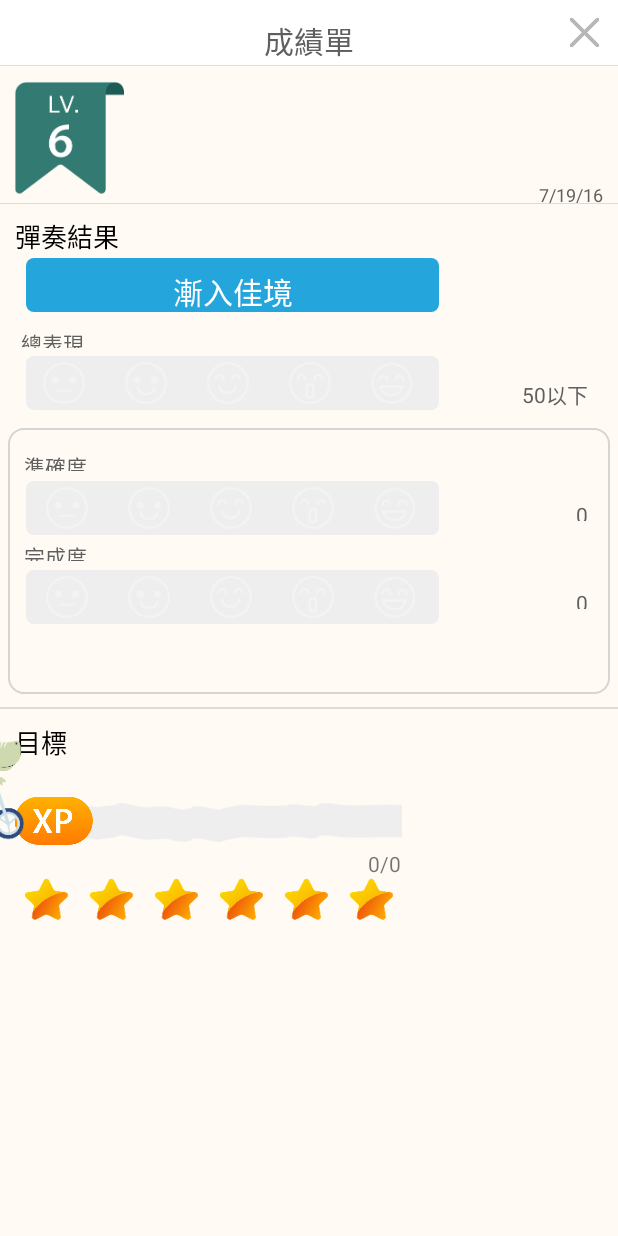
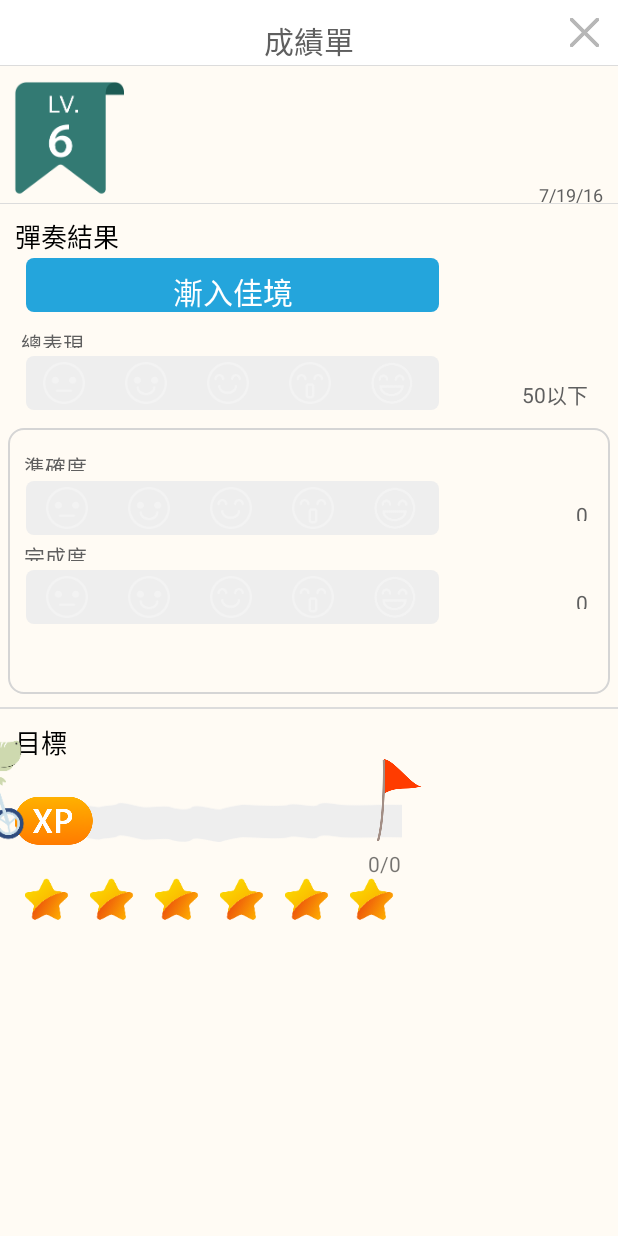
Before and after one commit to SuperPolowu/EMEL_Android_PRView, an Android app: the PractionResultView screen opened directly, with no data from a screen before it, on a phone screen of 412 x 824 dp. Run offline under Robolectric (Android 15) with nearby library versions, the phone set to English and light mode, and no system bars; our stand-ins replace ButterKnife.

Commit message:
新增旗子的圖

```diff
--- a/app/src/main/java/com/example/polo/practionresulttest/PractionResultView.java
+++ b/app/src/main/java/com/example/polo/practionresulttest/PractionResultView.java
@@ -11,10 +11,7 @@ import android.widget.TextView;
 import android.util.Log;
 import android.widget.ImageView;
 import java.util.Date;
-import android.location.LocationManager;
-import android.location.Location;
-import android.content.Context;
-import android.widget.RelativeLayout;
+
 import android.os.Bundle;
 import android.widget.FrameLayout;
 
@@ -101,6 +98,7 @@ public class PractionResultView extends AppCompatActivity {
         ((TextView)findViewById(R.id.lb_Time)).setText(dateFormat.format(date));
 
     }
+
     private  void setAverage(){
         String averageStr;
         if(average<50){
--- a/app/src/main/res/layout/activity_praction_result_view.xml
+++ b/app/src/main/res/layout/activity_praction_result_view.xml
@@ -33,7 +33,6 @@
                 //歌曲名稱
                 <TextView
                     android:id="@+id/lb_Score_Title"
-
                     android:scaleType="centerCrop"
                     android:layout_gravity="center_vertical"
                     android:layout_width="265dp"
@@ -514,6 +513,14 @@
                     android:layout_height="32dp"
                     android:layout_marginLeft="10dp"
                     android:layout_marginTop="60dp" />
+                //XP旗子
+                <ImageView
+                    android:src="@drawable/flag"
+                    android:scaleType="centerCrop"
+                    android:layout_width="30dp"
+                    android:layout_height="55dp"
+                    android:layout_marginLeft="251.5dp"
+                    android:layout_marginTop="33.7dp" />
                 //小鱷魚
                 <ImageView
                     android:id="@+id/xp_Character"
```
